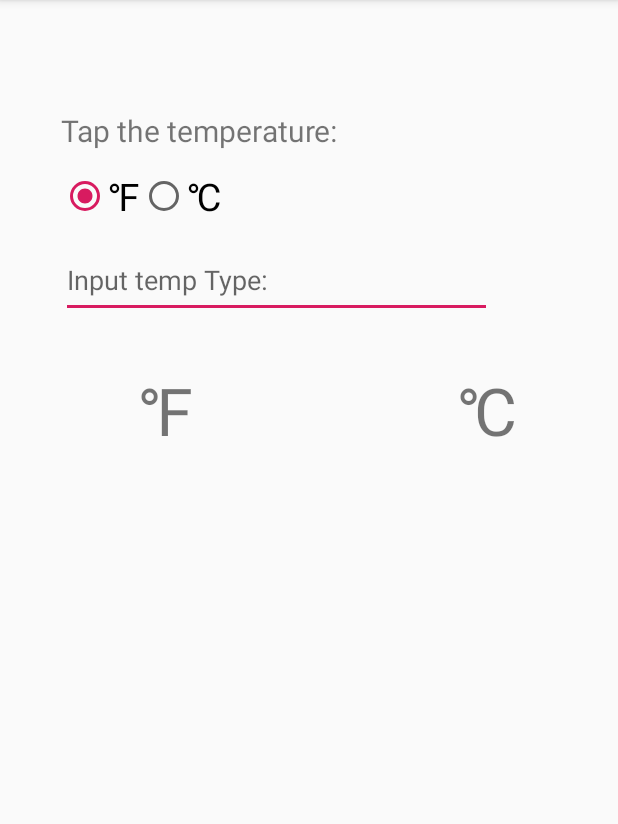
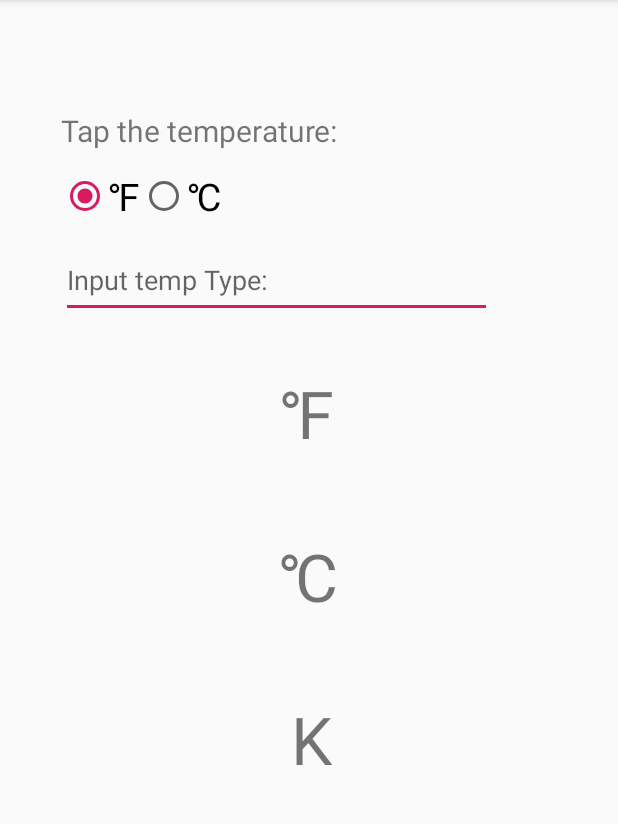
Before and after one commit to DerrickPikachu/TempConversion, an Android app: the screen it shows after launch (MainActivity), on a phone screen of 412 x 824 dp, the part 84-908 px from its top. Run offline under Robolectric (Android 15) with nearby library versions, the phone set to English and light mode, and no system bars.

Commit message:
add new unit

```diff
--- a/app/src/main/res/layout/activity_main.xml
+++ b/app/src/main/res/layout/activity_main.xml
@@ -63,21 +63,38 @@
         android:layout_height="wrap_content"
         android:text="@string/charF"
         android:textSize="44sp"
-        app:layout_constraintBaseline_toBaselineOf="@+id/degC"
-        app:layout_constraintEnd_toStartOf="@+id/degC"
-        app:layout_constraintHorizontal_bias="0.345"
-        app:layout_constraintStart_toStartOf="parent" />
+        app:layout_constraintBottom_toBottomOf="parent"
+        app:layout_constraintEnd_toEndOf="parent"
+        app:layout_constraintHorizontal_bias="0.498"
+        app:layout_constraintStart_toStartOf="parent"
+        app:layout_constraintTop_toBottomOf="@+id/inputField"
+        app:layout_constraintVertical_bias="0.068" />
 
     <TextView
         android:id="@+id/degC"
         android:layout_width="wrap_content"
         android:layout_height="wrap_content"
+        android:layout_marginTop="50dp"
         android:text="@string/charC"
         android:textSize="44sp"
         app:layout_constraintBottom_toBottomOf="parent"
-        app:layout_constraintEnd_toEndOf="parent"
-        app:layout_constraintHorizontal_bias="0.819"
-        app:layout_constraintStart_toStartOf="parent"
-        app:layout_constraintTop_toBottomOf="@+id/inputField"
-        app:layout_constraintVertical_bias="0.064" />
+        app:layout_constraintEnd_toEndOf="@+id/degF"
+        app:layout_constraintHorizontal_bias="0.333"
+        app:layout_constraintStart_toStartOf="@+id/degF"
+        app:layout_constraintTop_toBottomOf="@+id/degF"
+        app:layout_constraintVertical_bias="0.0" />
+
+    <TextView
+        android:id="@+id/textView4"
+        android:layout_width="wrap_content"
+        android:layout_height="wrap_content"
+        android:layout_marginTop="50dp"
+        android:text="@string/charK"
+        android:textSize="44sp"
+        app:layout_constraintBottom_toBottomOf="parent"
+        app:layout_constraintEnd_toEndOf="@+id/degC"
+        app:layout_constraintHorizontal_bias="0.636"
+        app:layout_constraintStart_toStartOf="@+id/degC"
+        app:layout_constraintTop_toBottomOf="@+id/degC"
+        app:layout_constraintVertical_bias="0.0" />
 </androidx.constraintlayout.widget.ConstraintLayout>
--- a/app/src/main/res/values/strings.xml
+++ b/app/src/main/res/values/strings.xml
@@ -4,4 +4,5 @@
     <string name="charC">"\u2103"</string>
     <string name="tap_tip">Tap the temperature:</string>
     <string name="input_hint">Input temp Type:</string>
+    <string name="charK">K</string>
 </resources>
```
